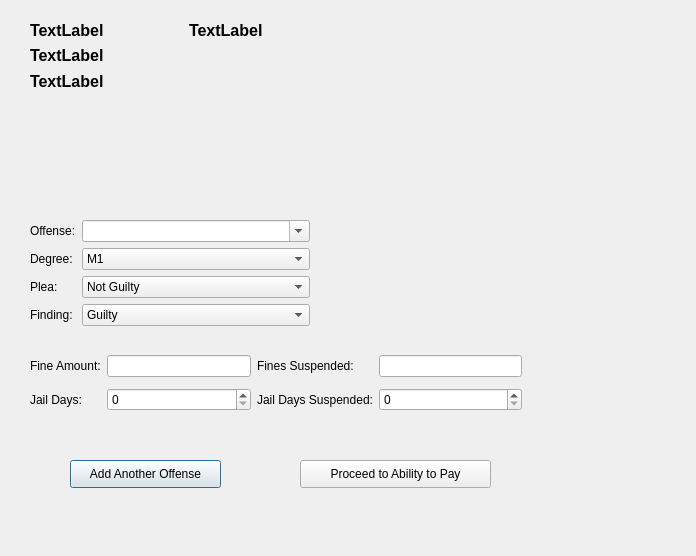
Before: the Qt Designer form ui/SentencingDialog.ui in HunterProgram22/MuniEntry, drawn with Qt 5.
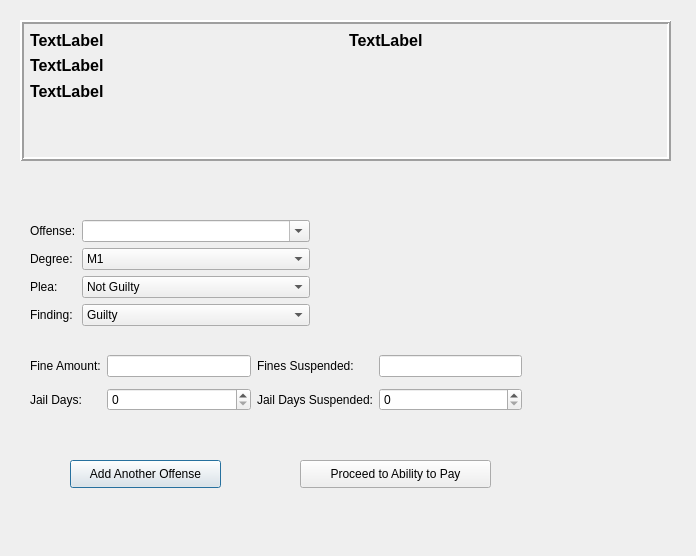
After: the same form once the commit is applied.

Commit message: First dialog closes when second one opens.

Patch:
```diff
--- a/ui/SentencingDialog.ui
+++ b/ui/SentencingDialog.ui
@@ -225,12 +225,30 @@
     </item>
    </layout>
   </widget>
-  <widget class="QWidget" name="">
+  <widget class="QFrame" name="frame">
    <property name="geometry">
     <rect>
-     <x>30</x>
+     <x>20</x>
      <y>20</y>
-     <width>311</width>
+     <width>651</width>
+     <height>141</height>
+    </rect>
+   </property>
+   <property name="frameShape">
+    <enum>QFrame::Box</enum>
+   </property>
+   <property name="frameShadow">
+    <enum>QFrame::Raised</enum>
+   </property>
+   <property name="lineWidth">
+    <number>2</number>
+   </property>
+   <widget class="QWidget" name="">
+    <property name="geometry">
+     <rect>
+      <x>10</x>
+      <y>10</y>
+      <width>631</width>
      <height>71</height>
     </rect>
    </property>
@@ -292,6 +310,7 @@
      </widget>
     </item>
    </layout>
+   </widget>
   </widget>
  </widget>
  <resources/>
```
Lines whose indentation alone changed are shown as unchanged. The commit also changes 4 other files.
